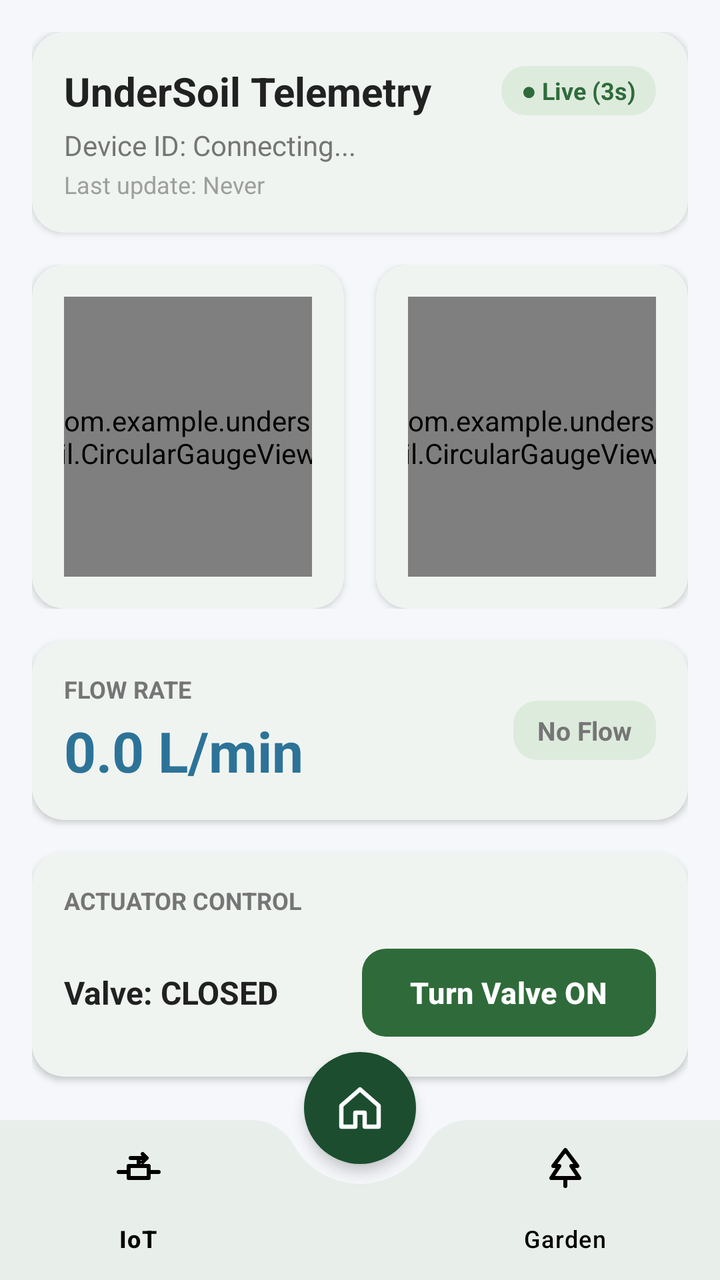
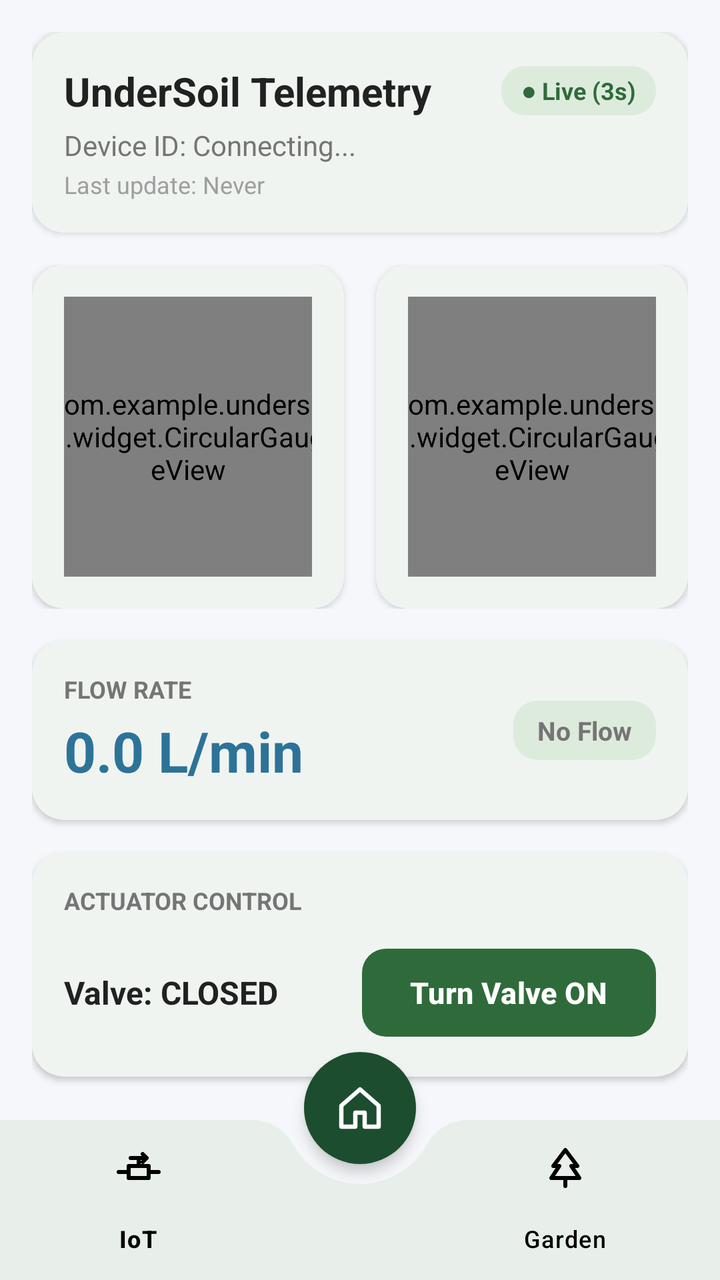

Two renders of the same Android screen: before a commit and after it. Below are the layout's source before the change and the commit's diff.
<!-- AndroidManifest.xml: application theme Theme.Undersoil -->
<!-- res/layout/activity_main.xml -->
<?xml version="1.0" encoding="utf-8"?>
<androidx.coordinatorlayout.widget.CoordinatorLayout
    xmlns:android="http://schemas.android.com/apk/res/android"
    xmlns:app="http://schemas.android.com/apk/res-auto"
    xmlns:tools="http://schemas.android.com/tools"
    android:id="@+id/main"
    android:layout_width="match_parent"
    android:layout_height="match_parent"
    android:background="#F5F7FA">

    <androidx.core.widget.NestedScrollView
        android:layout_width="match_parent"
        android:layout_height="match_parent"
        android:layout_marginBottom="60dp"
        android:fillViewport="true">

        <LinearLayout
            android:layout_width="match_parent"
            android:layout_height="wrap_content"
            android:orientation="vertical"
            android:padding="16dp">

            
            <com.google.android.material.card.MaterialCardView
                android:id="@+id/cardWarningBanner"
                android:layout_width="match_parent"
                android:layout_height="wrap_content"
                android:layout_marginBottom="16dp"
                android:visibility="gone"
                app:cardBackgroundColor="#FFEBEE"
                app:cardCornerRadius="16dp"
                app:cardElevation="4dp"
                app:strokeColor="#D32F2F"
                app:strokeWidth="2dp">

                <LinearLayout
                    android:layout_width="match_parent"
                    android:layout_height="wrap_content"
                    android:gravity="center_vertical"
                    android:orientation="horizontal"
                    android:padding="16dp">

                    <TextView
                        android:layout_width="wrap_content"
                        android:layout_height="wrap_content"
                        android:layout_marginEnd="12dp"
                        android:text="🚨"
                        android:textSize="26sp" />

                    <LinearLayout
                        android:layout_width="0dp"
                        android:layout_height="wrap_content"
                        android:layout_weight="1"
                        android:orientation="vertical">

                        <TextView
                            android:layout_width="wrap_content"
                            android:layout_height="wrap_content"
                            android:text="UNINTENDED FLOW DETECTED!"
                            android:textColor="#B71C1C"
                            android:textSize="13sp"
                            android:textStyle="bold" />

                        <TextView
                            android:id="@+id/tvWarningBannerText"
                            android:layout_width="wrap_content"
                            android:layout_height="wrap_content"
                            android:layout_marginTop="2dp"
                            android:text="Active flow detected while valve is CLOSED."
                            android:textColor="#C62828"
                            android:textSize="12sp" />

                    </LinearLayout>

                    <com.google.android.material.button.MaterialButton
                        android:id="@+id/btnWarningAction"
                        style="@style/Widget.Material3.Button.TextButton"
                        android:layout_width="wrap_content"
                        android:layout_height="wrap_content"
                        android:text="OPEN VALVE"
                        android:textColor="#B71C1C"
                        android:textStyle="bold" />

                </LinearLayout>
            </com.google.android.material.card.MaterialCardView>

            
            <com.google.android.material.card.MaterialCardView
                android:layout_width="match_parent"
                android:layout_height="wrap_content"
                android:layout_marginBottom="16dp"
                app:cardCornerRadius="16dp"
                app:cardElevation="2dp"
                app:cardBackgroundColor="@color/white">

                <LinearLayout
                    android:layout_width="match_parent"
                    android:layout_height="wrap_content"
                    android:orientation="vertical"
                    android:padding="16dp">

                    <LinearLayout
                        android:layout_width="match_parent"
                        android:layout_height="wrap_content"
                        android:gravity="center_vertical"
                        android:orientation="horizontal">

                        <TextView
                            android:id="@+id/tvDeviceTitle"
                            android:layout_width="0dp"
                            android:layout_height="wrap_content"
                            android:layout_weight="1"
                            android:text="UnderSoil Telemetry"
                            android:textColor="#212121"
                            android:textSize="20sp"
                            android:textStyle="bold" />

                        <TextView
                            android:id="@+id/tvStreamStatus"
                            android:layout_width="wrap_content"
                            android:layout_height="wrap_content"
                            android:background="@drawable/bg_status_badge"
                            android:paddingHorizontal="10dp"
                            android:paddingVertical="4dp"
                            android:text="● Live (3s)"
                            android:textColor="@color/valve_open"
                            android:textSize="12sp"
                            android:textStyle="bold" />
                    </LinearLayout>

                    <TextView
                        android:id="@+id/tvDeviceId"
                        android:layout_width="wrap_content"
                        android:layout_height="wrap_content"
                        android:layout_marginTop="4dp"
                        android:text="Device ID: Connecting..."
                        android:textColor="#757575"
                        android:textSize="14sp" />

                    <TextView
                        android:id="@+id/tvLastUpdated"
                        android:layout_width="wrap_content"
                        android:layout_height="wrap_content"
                        android:layout_marginTop="2dp"
                        android:text="Last update: Never"
                        android:textColor="#9E9E9E"
                        android:textSize="12sp" />

                </LinearLayout>
            </com.google.android.material.card.MaterialCardView>

            
            <LinearLayout
                android:layout_width="match_parent"
                android:layout_height="wrap_content"
                android:layout_marginBottom="16dp"
                android:orientation="horizontal"
                android:baselineAligned="false">

                
                <com.google.android.material.card.MaterialCardView
                    android:layout_width="0dp"
                    android:layout_height="wrap_content"
                    android:layout_weight="1"
                    android:layout_marginEnd="8dp"
                    app:cardCornerRadius="16dp"
                    app:cardElevation="2dp"
                    app:cardBackgroundColor="@color/white">

                    <LinearLayout
                        android:layout_width="match_parent"
                        android:layout_height="wrap_content"
                        android:gravity="center"
                        android:orientation="vertical"
                        android:padding="16dp">

                        <com.example.undersoil.CircularGaugeView
                            android:id="@+id/gaugeTemperature"
                            android:layout_width="140dp"
                            android:layout_height="140dp" />

                    </LinearLayout>
                </com.google.android.material.card.MaterialCardView>

                
                <com.google.android.material.card.MaterialCardView
                    android:layout_width="0dp"
                    android:layout_height="wrap_content"
                    android:layout_weight="1"
                    android:layout_marginStart="8dp"
                    app:cardCornerRadius="16dp"
                    app:cardElevation="2dp"
                    app:cardBackgroundColor="@color/white">

                    <LinearLayout
                        android:layout_width="match_parent"
                        android:layout_height="wrap_content"
                        android:gravity="center"
                        android:orientation="vertical"
                        android:padding="16dp">

                        <com.example.undersoil.CircularGaugeView
                            android:id="@+id/gaugeHumidity"
                            android:layout_width="140dp"
                            android:layout_height="140dp" />

                    </LinearLayout>
                </com.google.android.material.card.MaterialCardView>

            </LinearLayout>

            
            <com.google.android.material.card.MaterialCardView
                android:layout_width="match_parent"
                android:layout_height="wrap_content"
                android:layout_marginBottom="16dp"
                app:cardCornerRadius="16dp"
                app:cardElevation="2dp"
                app:cardBackgroundColor="@color/white">

                <LinearLayout
                    android:layout_width="match_parent"
                    android:layout_height="wrap_content"
                    android:orientation="horizontal"
                    android:gravity="center_vertical"
                    android:padding="16dp">

                    <LinearLayout
                        android:layout_width="0dp"
                        android:layout_height="wrap_content"
                        android:layout_weight="1"
                        android:orientation="vertical">

                        <TextView
                            android:layout_width="wrap_content"
                            android:layout_height="wrap_content"
                            android:text="FLOW RATE"
                            android:textColor="#757575"
                            android:textSize="12sp"
                            android:textStyle="bold" />

                        <TextView
                            android:id="@+id/tvFlowRate"
                            android:layout_width="wrap_content"
                            android:layout_height="wrap_content"
                            android:layout_marginTop="4dp"
                            android:text="0.0 L/min"
                            android:textColor="@color/flow_rate_blue"
                            android:textSize="28sp"
                            android:textStyle="bold" />
                    </LinearLayout>

                    <TextView
                        android:id="@+id/tvFlowStatus"
                        android:layout_width="wrap_content"
                        android:layout_height="wrap_content"
                        android:background="@drawable/bg_status_badge"
                        android:paddingHorizontal="12dp"
                        android:paddingVertical="6dp"
                        android:text="No Flow"
                        android:textColor="#757575"
                        android:textSize="13sp"
                        android:textStyle="bold" />

                </LinearLayout>
            </com.google.android.material.card.MaterialCardView>

            
            <com.google.android.material.card.MaterialCardView
                android:layout_width="match_parent"
                android:layout_height="wrap_content"
                app:cardCornerRadius="16dp"
                app:cardElevation="2dp"
                app:cardBackgroundColor="@color/white">

                <LinearLayout
                    android:layout_width="match_parent"
                    android:layout_height="wrap_content"
                    android:orientation="vertical"
                    android:padding="16dp">

                    <TextView
                        android:layout_width="wrap_content"
                        android:layout_height="wrap_content"
                        android:text="ACTUATOR CONTROL"
                        android:textColor="#757575"
                        android:textSize="12sp"
                        android:textStyle="bold" />

                    <LinearLayout
                        android:layout_width="match_parent"
                        android:layout_height="wrap_content"
                        android:layout_marginTop="12dp"
                        android:gravity="center_vertical"
                        android:orientation="horizontal">

                        <TextView
                            android:id="@+id/tvValveStatus"
                            android:layout_width="0dp"
                            android:layout_height="wrap_content"
                            android:layout_weight="1"
                            android:text="Valve: CLOSED"
                            android:textColor="#212121"
                            android:textSize="16sp"
                            android:textStyle="bold" />

                        <com.google.android.material.button.MaterialButton
                            android:id="@+id/btnToggleValve"
                            android:layout_width="wrap_content"
                            android:layout_height="wrap_content"
                            android:text="Turn Valve ON"
                            app:cornerRadius="12dp" />

                    </LinearLayout>

                </LinearLayout>
            </com.google.android.material.card.MaterialCardView>

        </LinearLayout>

    </androidx.core.widget.NestedScrollView>

    
    <com.google.android.material.bottomappbar.BottomAppBar
        android:id="@+id/bottomAppBar"
        android:layout_width="match_parent"
        android:layout_height="wrap_content"
        android:layout_gravity="bottom"
        app:backgroundTint="#FFFFFF"
        app:fabAlignmentMode="center"
        app:fabAnimationMode="slide"
        app:fabCradleMargin="10dp"
        app:fabCradleRoundedCornerRadius="24dp"
        app:fabCradleVerticalOffset="6dp">

        <com.google.android.material.bottomnavigation.BottomNavigationView
            android:id="@+id/bottom_navigation"
            android:layout_width="match_parent"
            android:layout_height="wrap_content"
            android:layout_marginEnd="16dp"
            android:background="@android:color/transparent"
            app:elevation="0dp"
            app:itemIconTint="@color/black"
            app:itemTextColor="@color/black"
            app:labelVisibilityMode="labeled"
            app:menu="@menu/bottom_nav_menu" />

    </com.google.android.material.bottomappbar.BottomAppBar>

    
    <com.google.android.material.floatingactionbutton.FloatingActionButton
        android:id="@+id/fabHome"
        android:layout_width="wrap_content"
        android:layout_height="wrap_content"
        android:contentDescription="@string/nav_home"
        android:src="@drawable/ic_home"
        app:backgroundTint="#1B4D2E"
        app:tint="#FFFFFF"
        app:layout_anchor="@id/bottomAppBar"
        app:maxImageSize="28dp" />

</androidx.coordinatorlayout.widget.CoordinatorLayout>
<!-- resources referenced by this layout -->
<resources>
  <color name="black">#FF000000</color>
  <color name="flow_rate_blue">@color/us_aqua</color>
  <color name="valve_open">@color/us_bio_green</color>
  <color name="white">#FFFFFFFF</color>
  <!-- drawable bg_status_badge (drawable) -->
  <?xml version="1.0" encoding="utf-8"?>
  <shape xmlns:android="http://schemas.android.com/apk/res/android"
      android:shape="rectangle">
      <corners android:radius="12dp" />
      <solid android:color="@color/us_bio_green_container" />
  </shape>
  <string name="nav_home">Home</string>
  <style name="Theme.Undersoil" parent="Base.Theme.Undersoil" />
  <color name="us_aqua">#2D7398</color>
  <color name="us_bio_green">#2F6B3A</color>
  <color name="us_bio_green_container">#DDEBDD</color>
  <style name="Base.Theme.Undersoil" parent="AgriTech.Theme" />
  <color name="us_on_bio_green">#FFFFFF</color>
  <color name="us_on_bio_green_container">#163A1E</color>
  <color name="us_bio_green_dim">#24542D</color>
  <color name="us_on_aqua">#FFFFFF</color>
  <color name="us_aqua_container">#DCEBF3</color>
  <color name="us_on_aqua_container">#123547</color>
  <color name="us_amber">#B8742A</color>
  <color name="us_surface">#FFFFFF</color>
  <color name="us_amber_container">#F6E8D6</color>
  <color name="us_text_primary">#1E2621</color>
  <color name="us_danger">#B34A3C</color>
  <color name="us_on_danger">#FFFFFF</color>
  <color name="us_danger_container">#F8E1DC</color>
  <color name="us_bg">#F5F6F2</color>
  <color name="us_surface_raised">#EDF0EA</color>
  <color name="us_text_secondary">#58625C</color>
  <color name="us_surface_card">#FFFFFF</color>
  <color name="us_outline_strong">#C4CBC1</color>
  <color name="us_outline">#E2E6DF</color>
  <color name="us_bio_green_glow">#1F2F6B3A</color>
  <color name="us_text_hint">#89928C</color>
  <style name="Widget.AgriTech.FAB" parent="Widget.Material3.FloatingActionButton.Primary">
          <item name="backgroundTint">@color/us_bio_green</item>
          <item name="tint">@color/us_on_bio_green</item>
          <item name="rippleColor">#33FFFFFF</item>
          <item name="shapeAppearanceOverlay">@style/ShapeAppearance.AgriTech.Pill</item>
          <item name="elevation">4dp</item>
      </style>
  <style name="ShapeAppearance.AgriTech.Small" parent="ShapeAppearance.Material3.Corner.Small">
          <item name="cornerFamily">rounded</item>
          <item name="cornerSize">8dp</item>
      </style>
  <style name="ShapeAppearance.AgriTech.Medium" parent="ShapeAppearance.Material3.Corner.Medium">
          <item name="cornerFamily">rounded</item>
          <item name="cornerSize">16dp</item>
      </style>
  <style name="ShapeAppearance.AgriTech.Large" parent="ShapeAppearance.Material3.Corner.Large">
          <item name="cornerFamily">rounded</item>
          <item name="cornerSize">20dp</item>
      </style>
  <style name="ShapeAppearance.AgriTech.Button" parent="">
          <item name="cornerFamily">rounded</item>
          <item name="cornerSize">12dp</item>
      </style>
  <style name="Widget.AgriTech.BottomNavigation.ActiveIndicator" parent="Widget.Material3.BottomNavigationView.ActiveIndicator">
          <item name="android:color">@color/bottom_nav_indicator</item>
          <item name="android:width">64dp</item>
          <item name="android:height">32dp</item>
          <item name="shapeAppearance">@style/ShapeAppearance.AgriTech.Pill</item>
      </style>
  <style name="TextAppearance.AgriTech.NavLabel.Active">
          <item name="android:textStyle">bold</item>
      </style>
  <style name="TextAppearance.AgriTech.NavLabel" parent="TextAppearance.Material3.LabelMedium">
          <item name="android:textSize">12sp</item>
          <item name="android:letterSpacing">0.04</item>
      </style>
  <style name="ShapeAppearance.AgriTech.Pill" parent="">
          <item name="cornerFamily">rounded</item>
          <item name="cornerSize">50%</item>
      </style>
  <color name="us_surface_input">#F3F5F0</color>
  <!-- unchanged entries left out for length: 10 -->
</resources>

<!-- the commit's change to res/layout/activity_main.xml (unified diff, before → after) -->
@@ -174,7 +174,7 @@
                         android:orientation="vertical"
                         android:padding="16dp">
 
-                        <com.example.undersoil.CircularGaugeView
+                        <com.example.undersoil.widget.CircularGaugeView
                             android:id="@+id/gaugeTemperature"
                             android:layout_width="140dp"
                             android:layout_height="140dp" />
@@ -199,7 +199,7 @@
                         android:orientation="vertical"
                         android:padding="16dp">
 
-                        <com.example.undersoil.CircularGaugeView
+                        <com.example.undersoil.widget.CircularGaugeView
                             android:id="@+id/gaugeHumidity"
                             android:layout_width="140dp"
                             android:layout_height="140dp" />
